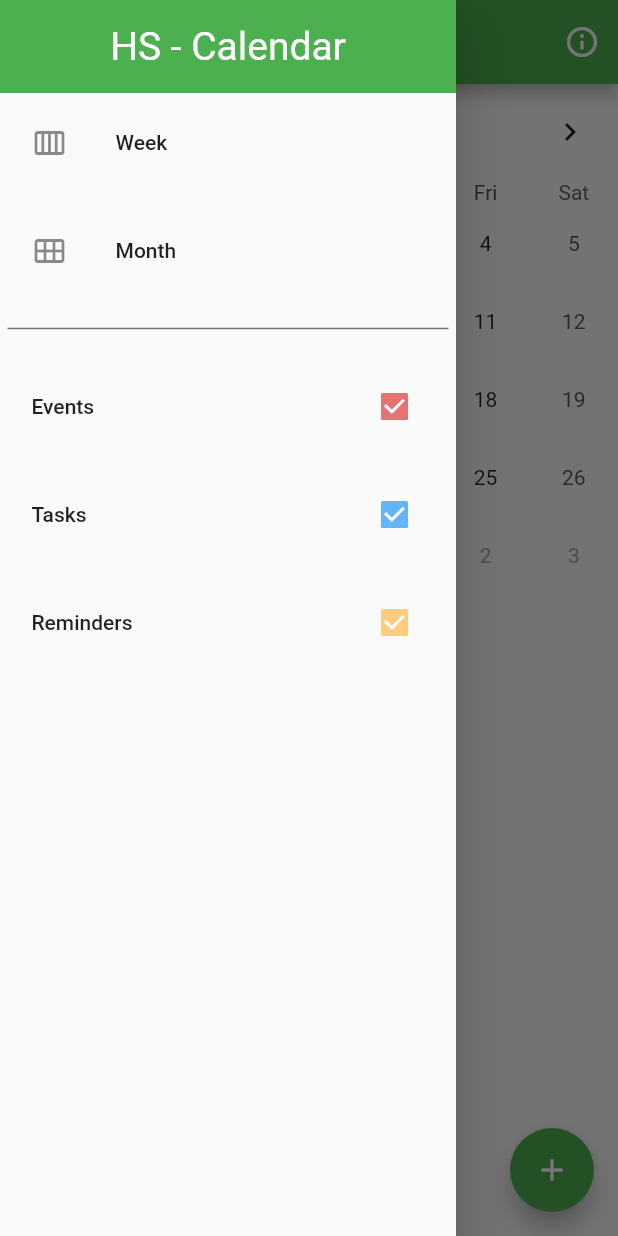
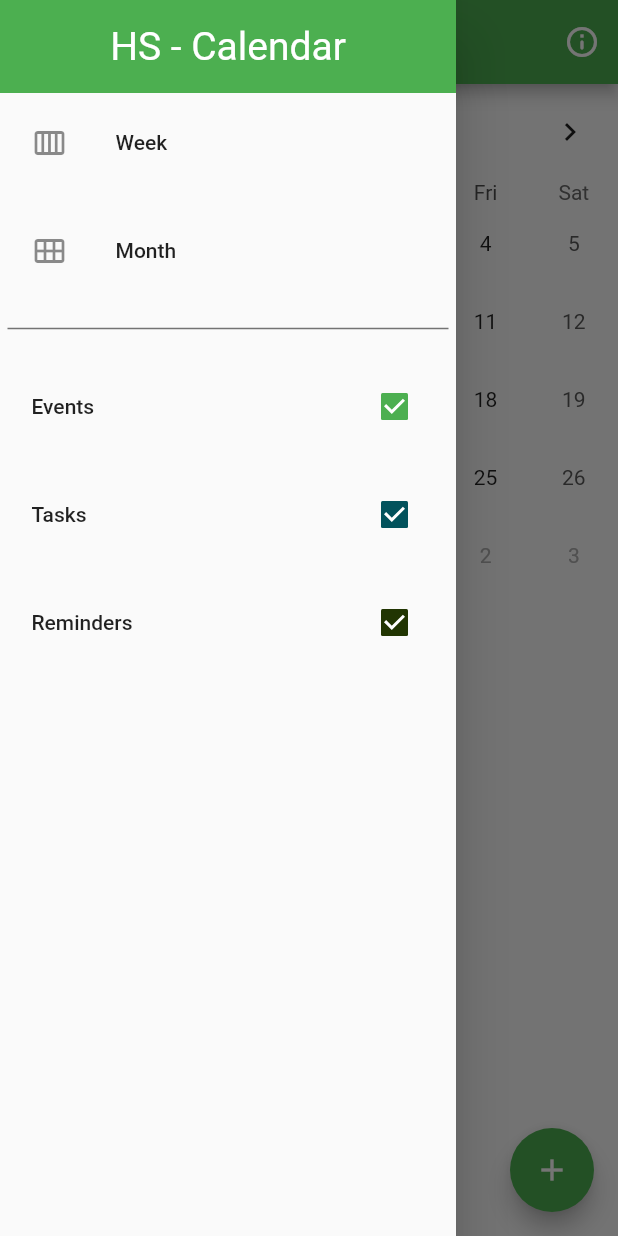
Before and after one commit to alfigueiras/Calendar-HS, a Flutter app: the screen it shows after launch, with the side drawer open, on a phone screen of 412 x 824 dp. Run offline on Flutter 3.47's test engine with Material 2 defaults, Android fonts, the phone set to English and light mode, and no system bars; drawn by our look-alikes of table_calendar; our stand-ins replace shared_preferences.

Commit message:
Icons + APK Build + Help Text + Colors Change

```diff
--- a/calendar_hs/lib/main.dart
+++ b/calendar_hs/lib/main.dart
@@ -9,9 +9,7 @@ void main() {
   runApp(const MyApp());
 }
 
-
 CalendarFormat _calendarFormat = CalendarFormat.month;
-
 
 //Event Class
 class DateEvents {
@@ -94,11 +92,10 @@ class _MyHomePageState extends State<MyHomePage> {
   bool _reminders = true;
 
   Map<String, Color?> eventTypeColor = {
-    "Event": Colors.red[300],
-    "Reminder": Colors.orange[200],
-    "Task": Colors.blue[300]
+    "Event": Colors.green,
+    "Reminder": const Color.fromRGBO(33, 53, 2, 1.0),
+    "Task": const Color.fromRGBO(2, 82, 92, 1)
   };
-
 
   Future<void> prefsData() async {
     prefs = await SharedPreferences.getInstance();
@@ -140,7 +137,6 @@ class _MyHomePageState extends State<MyHomePage> {
     prefsData();
   }
 
-
   List<DateEvents> _getEventsForDay(DateTime day) {
     var e = _eventsMap[day] ?? [];
     List<DateEvents> eventList = [];
@@ -171,7 +167,8 @@ class _MyHomePageState extends State<MyHomePage> {
                 context: context,
                 builder: (context) {
                   return AlertDialog(
-                    content: Text(prefs!.getString("events").toString()),
+                    content: const Text(
+                        "Welcome! This calendar is my app for the AppDev Project.\n\n In this app, you can add events to a determined day and give them a title, a type and details, as usual in your typical calendar. To do that just click on the plus sign in the bottom right of the app, there you'll have more instructions!\n\n If you click on the three bars on the left, a sidebar menu will open and there you can choose your calendar display. Besides that you'll also be able to choose what type of events will appear on the calendar!"),
                     actions: [
                       TextButton(
                           onPressed: () {
@@ -235,7 +232,7 @@ class _MyHomePageState extends State<MyHomePage> {
                   _focusedDay = focusedDay;
                 },
               )),
-              //All events containers
+          //All events containers
           ..._getEventsForDay(_selectedDay).map(
             (event) => Container(
               padding: const EdgeInsets.all(10),
@@ -263,8 +260,11 @@ class _MyHomePageState extends State<MyHomePage> {
                     color: Colors.white,
                   ),
                 ),
-                title: Text(event.title),
-                subtitle: Text(event.details),
+                title: Text(
+                  event.title,
+                  style: const TextStyle(fontSize: 20, color: Colors.white),
+                ),
+                subtitle: Text(event.details, style:const TextStyle(color: Colors.white)),
               ),
             ),
           )
@@ -325,7 +325,7 @@ class _MyHomePageState extends State<MyHomePage> {
                   CheckboxListTile(
                     title: const Text("Events"),
                     value: _events,
-                    activeColor: Colors.red[300],
+                    activeColor: eventTypeColor["Event"],
                     onChanged: (bool? value) {
                       setState(() {
                         _events = value ?? _events;
@@ -335,7 +335,7 @@ class _MyHomePageState extends State<MyHomePage> {
                   CheckboxListTile(
                     title: const Text("Tasks"),
                     value: _tasks,
-                    activeColor: Colors.blue[300],
+                    activeColor: eventTypeColor["Task"],
                     onChanged: (bool? value) {
                       setState(() {
                         _tasks = value ?? _tasks;
@@ -345,7 +345,7 @@ class _MyHomePageState extends State<MyHomePage> {
                   CheckboxListTile(
                     title: const Text("Reminders"),
                     value: _reminders,
-                    activeColor: Colors.orange[200],
+                    activeColor: eventTypeColor["Reminder"],
                     onChanged: (bool? value) {
                       setState(() {
                         _reminders = value ?? _reminders;
@@ -379,6 +379,9 @@ class _AddEventPage extends State<AddEventPage> {
   void _sendDataBack(BuildContext context) {
     String title = titleController.text;
     String details = detailController.text;
+    if (details == "") {
+      details = "...";
+    }
     final event = DateEvents(title, details, _eventType);
     Navigator.pop(context, event);
   }
```
Also changed, not shown: calendar_hs/pubspec.yaml (+6 -2 lines), calendar_hs/icon/iconCalendar.png (added), calendar_hs/pubspec.lock, 19 other files.
